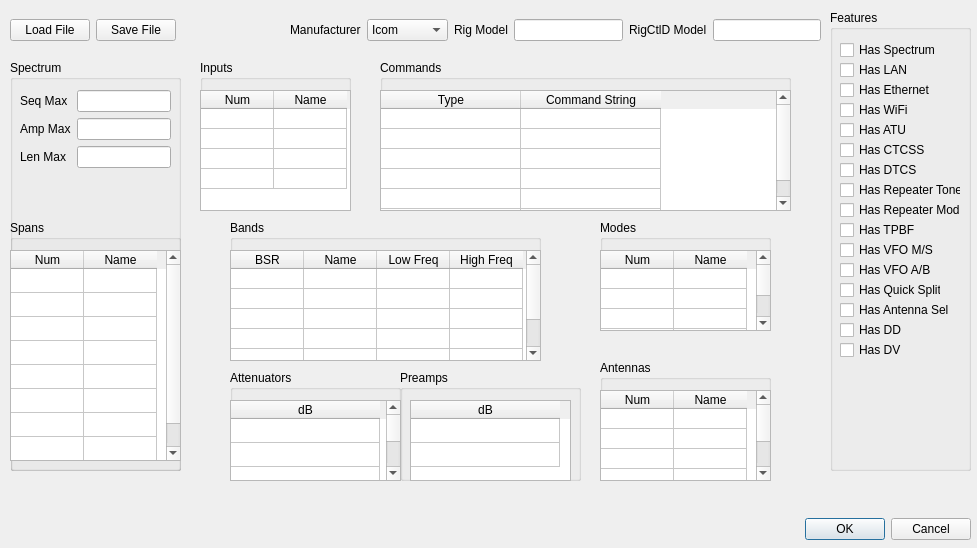
Before: the Qt Designer form rigcreator.ui in adecarolis/wfweb, drawn with Qt 5.
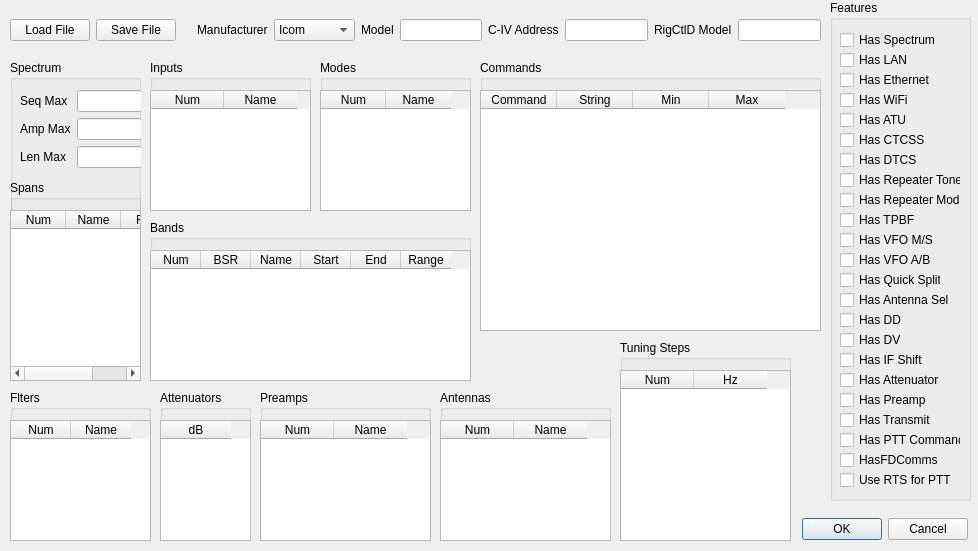
After: the same form once the commit is applied. Custom widgets are drawn as their Qt base class.

Diff of the .ui file:
```diff
--- a/rigcreator.ui
+++ b/rigcreator.ui
@@ -6,8 +6,8 @@
    <rect>
     <x>0</x>
     <y>0</y>
-    <width>977</width>
-    <height>548</height>
+    <width>978</width>
+    <height>551</height>
    </rect>
   </property>
   <property name="windowTitle">
@@ -16,26 +16,13 @@
   <widget class="QWidget" name="horizontalLayoutWidget">
    <property name="geometry">
     <rect>
-     <x>10</x>
+     <x>800</x>
      <y>509</y>
-     <width>961</width>
+     <width>171</width>
      <height>41</height>
     </rect>
    </property>
    <layout class="QHBoxLayout" name="horizontalLayout">
-    <item>
-     <spacer name="horizontalSpacer">
-      <property name="orientation">
-       <enum>Qt::Horizontal</enum>
-      </property>
-      <property name="sizeHint" stdset="0">
-       <size>
-        <width>40</width>
-        <height>20</height>
-       </size>
-      </property>
-     </spacer>
-    </item>
     <item>
      <widget class="QDialogButtonBox" name="buttonBox">
       <property name="sizePolicy">
@@ -67,7 +54,7 @@
     <item>
      <layout class="QHBoxLayout" name="horizontalLayout_2">
       <item>
-       <widget class="QPushButton" name="loadFIle">
+       <widget class="QPushButton" name="loadFile">
         <property name="text">
          <string>Load File</string>
         </property>
@@ -122,13 +109,23 @@
       <item>
        <widget class="QLabel" name="label">
         <property name="text">
-         <string>Rig Model</string>
+         <string>Model</string>
         </property>
        </widget>
       </item>
       <item>
        <widget class="QLineEdit" name="model"/>
       </item>
+      <item>
+       <widget class="QLabel" name="label_7">
+        <property name="text">
+         <string>C-IV Address</string>
+        </property>
+       </widget>
+      </item>
+      <item>
+       <widget class="QLineEdit" name="civAddress"/>
+      </item>
       <item>
        <widget class="QLabel" name="label_2">
         <property name="text">
@@ -152,8 +149,8 @@
     <rect>
      <x>10</x>
      <y>60</y>
-     <width>171</width>
-     <height>411</height>
+     <width>131</width>
+     <height>321</height>
     </rect>
    </property>
    <property name="title">
@@ -164,8 +161,8 @@
      <rect>
       <x>10</x>
       <y>30</y>
-      <width>151</width>
-      <height>111</height>
+      <width>122</width>
+      <height>91</height>
      </rect>
     </property>
     <layout class="QFormLayout" name="formLayout_2">
@@ -217,9 +214,9 @@
     <property name="geometry">
      <rect>
       <x>0</x>
-      <y>160</y>
-      <width>171</width>
-      <height>251</height>
+      <y>120</y>
+      <width>131</width>
+      <height>201</height>
      </rect>
     </property>
     <property name="title">
@@ -230,8 +227,8 @@
       <rect>
        <x>0</x>
        <y>30</y>
-       <width>171</width>
-       <height>211</height>
+       <width>131</width>
+       <height>171</height>
       </rect>
      </property>
      <property name="sizePolicy">
@@ -241,16 +238,19 @@
       </sizepolicy>
      </property>
      <property name="alternatingRowColors">
-      <bool>false</bool>
+      <bool>true</bool>
+     </property>
+     <property name="sortingEnabled">
+      <bool>true</bool>
      </property>
      <property name="rowCount">
-      <number>8</number>
+      <number>0</number>
      </property>
      <attribute name="horizontalHeaderVisible">
       <bool>true</bool>
      </attribute>
      <attribute name="horizontalHeaderDefaultSectionSize">
-      <number>73</number>
+      <number>55</number>
      </attribute>
      <attribute name="verticalHeaderVisible">
       <bool>false</bool>
@@ -261,14 +261,6 @@
      <attribute name="verticalHeaderDefaultSectionSize">
       <number>24</number>
      </attribute>
-     <row/>
-     <row/>
-     <row/>
-     <row/>
-     <row/>
-     <row/>
-     <row/>
-     <row/>
      <column>
       <property name="text">
        <string>Num</string>
@@ -279,16 +271,21 @@
        <string>Name</string>
       </property>
      </column>
+     <column>
+      <property name="text">
+       <string>Freq</string>
+      </property>
+     </column>
     </widget>
    </widget>
   </widget>
   <widget class="QGroupBox" name="groupBox_2">
    <property name="geometry">
     <rect>
-     <x>230</x>
-     <y>370</y>
-     <width>171</width>
-     <height>111</height>
+     <x>160</x>
+     <y>390</y>
+     <width>91</width>
+     <height>151</height>
     </rect>
    </property>
    <property name="title">
@@ -299,8 +296,8 @@
      <rect>
       <x>0</x>
       <y>30</y>
-      <width>171</width>
-      <height>81</height>
+      <width>91</width>
+      <height>121</height>
      </rect>
     </property>
     <property name="sizePolicy">
@@ -309,14 +306,20 @@
       <verstretch>0</verstretch>
      </sizepolicy>
     </property>
+    <property name="alternatingRowColors">
+     <bool>true</bool>
+    </property>
+    <property name="sortingEnabled">
+     <bool>true</bool>
+    </property>
     <property name="rowCount">
-     <number>4</number>
+     <number>0</number>
     </property>
     <attribute name="horizontalHeaderMinimumSectionSize">
      <number>20</number>
     </attribute>
     <attribute name="horizontalHeaderDefaultSectionSize">
-     <number>149</number>
+     <number>70</number>
     </attribute>
     <attribute name="verticalHeaderVisible">
      <bool>false</bool>
@@ -324,10 +327,6 @@
     <attribute name="verticalHeaderDefaultSectionSize">
      <number>24</number>
     </attribute>
-    <row/>
-    <row/>
-    <row/>
-    <row/>
     <column>
      <property name="text">
       <string>dB</string>
@@ -338,9 +337,9 @@
   <widget class="QGroupBox" name="groupBox_3">
    <property name="geometry">
     <rect>
-     <x>200</x>
+     <x>150</x>
      <y>60</y>
-     <width>151</width>
+     <width>161</width>
      <height>151</height>
     </rect>
    </property>
@@ -352,7 +351,7 @@
      <rect>
       <x>0</x>
       <y>30</y>
-      <width>151</width>
+      <width>161</width>
       <height>121</height>
      </rect>
     </property>
@@ -362,8 +361,17 @@
       <verstretch>0</verstretch>
      </sizepolicy>
     </property>
+    <property name="alternatingRowColors">
+     <bool>true</bool>
+    </property>
+    <property name="sortingEnabled">
+     <bool>true</bool>
+    </property>
     <property name="rowCount">
-     <number>4</number>
+     <number>0</number>
+    </property>
+    <property name="columnCount">
+     <number>2</number>
     </property>
     <attribute name="horizontalHeaderMinimumSectionSize">
      <number>0</number>
@@ -380,10 +388,6 @@
     <attribute name="verticalHeaderDefaultSectionSize">
      <number>20</number>
     </attribute>
-    <row/>
-    <row/>
-    <row/>
-    <row/>
     <column>
      <property name="text">
       <string>Num</string>
@@ -399,10 +403,10 @@
   <widget class="QGroupBox" name="groupBox_4">
    <property name="geometry">
     <rect>
-     <x>400</x>
-     <y>370</y>
-     <width>181</width>
-     <height>111</height>
+     <x>260</x>
+     <y>390</y>
+     <width>171</width>
+     <height>151</height>
     </rect>
    </property>
    <property name="title">
@@ -411,10 +415,10 @@
    <widget class="tableWidget" name="preamps">
     <property name="geometry">
      <rect>
-      <x>10</x>
+      <x>0</x>
       <y>30</y>
-      <width>161</width>
-      <height>81</height>
+      <width>171</width>
+      <height>121</height>
      </rect>
     </property>
     <property name="sizePolicy">
@@ -423,14 +427,20 @@
       <verstretch>0</verstretch>
      </sizepolicy>
     </property>
+    <property name="alternatingRowColors">
+     <bool>true</bool>
+    </property>
+    <property name="sortingEnabled">
+     <bool>true</bool>
+    </property>
     <property name="rowCount">
-     <number>2</number>
+     <number>0</number>
     </property>
     <attribute name="horizontalHeaderMinimumSectionSize">
      <number>0</number>
     </attribute>
     <attribute name="horizontalHeaderDefaultSectionSize">
-     <number>149</number>
+     <number>73</number>
     </attribute>
     <attribute name="verticalHeaderVisible">
      <bool>false</bool>
@@ -441,11 +451,14 @@
     <attribute name="verticalHeaderDefaultSectionSize">
      <number>24</number>
     </attribute>
-    <row/>
-    <row/>
     <column>
      <property name="text">
-      <string>dB</string>
+      <string>Num</string>
+     </property>
+    </column>
+    <column>
+     <property name="text">
+      <string>Name</string>
      </property>
     </column>
    </widget>
@@ -453,10 +466,10 @@
   <widget class="QGroupBox" name="groupBox_5">
    <property name="geometry">
     <rect>
-     <x>230</x>
+     <x>150</x>
      <y>220</y>
-     <width>311</width>
-     <height>141</height>
+     <width>321</width>
+     <height>161</height>
     </rect>
    </property>
    <property name="title">
@@ -467,8 +480,8 @@
      <rect>
       <x>0</x>
       <y>30</y>
-      <width>311</width>
-      <height>111</height>
+      <width>321</width>
+      <height>131</height>
      </rect>
     </property>
     <property name="sizePolicy">
@@ -477,8 +490,14 @@
       <verstretch>0</verstretch>
      </sizepolicy>
     </property>
+    <property name="alternatingRowColors">
+     <bool>true</bool>
+    </property>
+    <property name="sortingEnabled">
+     <bool>true</bool>
+    </property>
     <property name="rowCount">
-     <number>6</number>
+     <number>0</number>
     </property>
     <attribute name="horizontalHeaderCascadingSectionResizes">
      <bool>false</bool>
@@ -487,7 +506,7 @@
      <number>0</number>
     </attribute>
     <attribute name="horizontalHeaderDefaultSectionSize">
-     <number>73</number>
+     <number>50</number>
     </attribute>
     <attribute name="verticalHeaderVisible">
      <bool>false</bool>
@@ -498,12 +517,11 @@
     <attribute name="verticalHeaderDefaultSectionSize">
      <number>20</number>
     </attribute>
-    <row/>
-    <row/>
-    <row/>
-    <row/>
-    <row/>
-    <row/>
+    <column>
+     <property name="text">
+      <string>Num</string>
+     </property>
+    </column>
     <column>
      <property name="text">
       <string>BSR</string>
@@ -516,12 +534,17 @@
     </column>
     <column>
      <property name="text">
-      <string>Low Freq</string>
+      <string>Start</string>
      </property>
     </column>
     <column>
      <property name="text">
-      <string>High Freq</string>
+      <string>End</string>
+     </property>
+    </column>
+    <column>
+     <property name="text">
+      <string>Range</string>
      </property>
     </column>
    </widget>
@@ -529,22 +552,22 @@
   <widget class="QGroupBox" name="groupBox_6">
    <property name="geometry">
     <rect>
-     <x>600</x>
-     <y>220</y>
-     <width>171</width>
-     <height>111</height>
+     <x>320</x>
+     <y>60</y>
+     <width>151</width>
+     <height>151</height>
     </rect>
    </property>
    <property name="title">
     <string>Modes</string>
    </property>
-   <widget class="QTableWidget" name="modes">
+   <widget class="tableWidget" name="modes">
     <property name="geometry">
      <rect>
       <x>0</x>
       <y>30</y>
-      <width>171</width>
-      <height>81</height>
+      <width>151</width>
+      <height>121</height>
      </rect>
     </property>
     <property name="sizePolicy">
@@ -553,14 +576,20 @@
       <verstretch>0</verstretch>
      </sizepolicy>
     </property>
+    <property name="alternatingRowColors">
+     <bool>true</bool>
+    </property>
+    <property name="sortingEnabled">
+     <bool>true</bool>
+    </property>
     <property name="rowCount">
-     <number>5</number>
+     <number>0</number>
     </property>
     <attribute name="horizontalHeaderMinimumSectionSize">
      <number>0</number>
     </attribute>
     <attribute name="horizontalHeaderDefaultSectionSize">
-     <number>73</number>
+     <number>65</number>
     </attribute>
     <attribute name="verticalHeaderVisible">
      <bool>false</bool>
@@ -571,11 +600,6 @@
     <attribute name="verticalHeaderDefaultSectionSize">
      <number>20</number>
     </attribute>
-    <row/>
-    <row/>
-    <row/>
-    <row/>
-    <row/>
     <column>
      <property name="text">
       <string>Num</string>
@@ -587,262 +611,14 @@
      </property>
     </column>
    </widget>
-   <widget class="QGroupBox" name="groupBox_13">
-    <property name="geometry">
-     <rect>
-      <x>70</x>
-      <y>110</y>
-      <width>171</width>
-      <height>111</height>
-     </rect>
-    </property>
-    <property name="title">
-     <string>Modes</string>
-    </property>
-    <widget class="QTableWidget" name="modes_5">
-     <property name="geometry">
-      <rect>
-       <x>0</x>
-       <y>30</y>
-       <width>171</width>
-       <height>81</height>
-      </rect>
-     </property>
-     <property name="sizePolicy">
-      <sizepolicy hsizetype="Minimum" vsizetype="Minimum">
-       <horstretch>0</horstretch>
-       <verstretch>0</verstretch>
-      </sizepolicy>
-     </property>
-     <property name="rowCount">
-      <number>5</number>
-     </property>
-     <attribute name="horizontalHeaderMinimumSectionSize">
-      <number>0</number>
-     </attribute>
-     <attribute name="horizontalHeaderDefaultSectionSize">
-      <number>73</number>
-     </attribute>
-     <attribute name="verticalHeaderVisible">
-      <bool>false</bool>
-     </attribute>
-     <attribute name="verticalHeaderMinimumSectionSize">
-      <number>0</number>
-     </attribute>
-     <attribute name="verticalHeaderDefaultSectionSize">
-      <number>20</number>
-     </attribute>
-     <row/>
-     <row/>
-     <row/>
-     <row/>
-     <row/>
-     <column>
-      <property name="text">
-       <string>Num</string>
-      </property>
-     </column>
-     <column>
-      <property name="text">
-       <string>Name</string>
-      </property>
-     </column>
-    </widget>
-    <widget class="QGroupBox" name="groupBox_14">
-     <property name="geometry">
-      <rect>
-       <x>100</x>
-       <y>80</y>
-       <width>171</width>
-       <height>111</height>
-      </rect>
-     </property>
-     <property name="title">
-      <string>Modes</string>
-     </property>
-     <widget class="QTableWidget" name="modes_6">
-      <property name="geometry">
-       <rect>
-        <x>0</x>
-        <y>30</y>
-        <width>171</width>
-        <height>81</height>
-       </rect>
-      </property>
-      <property name="sizePolicy">
-       <sizepolicy hsizetype="Minimum" vsizetype="Minimum">
-        <horstretch>0</horstretch>
-        <verstretch>0</verstretch>
-       </sizepolicy>
-      </property>
-      <property name="rowCount">
-       <number>5</number>
-      </property>
-      <attribute name="horizontalHeaderMinimumSectionSize">
-       <number>0</number>
-      </attribute>
-      <attribute name="horizontalHeaderDefaultSectionSize">
-       <number>73</number>
-      </attribute>
-      <attribute name="verticalHeaderVisible">
-       <bool>false</bool>
-      </attribute>
-      <attribute name="verticalHeaderMinimumSectionSize">
-       <number>0</number>
-      </attribute>
-      <attribute name="verticalHeaderDefaultSectionSize">
-       <number>20</number>
-      </attribute>
-      <row/>
-      <row/>
-      <row/>
-      <row/>
-      <row/>
-      <column>
-       <property name="text">
-        <string>Num</string>
-       </property>
-      </column>
-      <column>
-       <property name="text">
-        <string>Name</string>
-       </property>
-      </column>
-     </widget>
-    </widget>
-    <widget class="QGroupBox" name="groupBox_15">
-     <property name="geometry">
-      <rect>
-       <x>80</x>
-       <y>80</y>
-       <width>171</width>
-       <height>111</height>
-      </rect>
-     </property>
-     <property name="title">
-      <string>Modes</string>
-     </property>
-     <widget class="QTableWidget" name="modes_7">
-      <property name="geometry">
-       <rect>
-        <x>0</x>
-        <y>30</y>
-        <width>171</width>
-        <height>81</height>
-       </rect>
-      </property>
-      <property name="sizePolicy">
-       <sizepolicy hsizetype="Minimum" vsizetype="Minimum">
-        <horstretch>0</horstretch>
-        <verstretch>0</verstretch>
-       </sizepolicy>
-      </property>
-      <property name="rowCount">
-       <number>5</number>
-      </property>
-      <attribute name="horizontalHeaderMinimumSectionSize">
-       <number>0</number>
-      </attribute>
-      <attribute name="horizontalHeaderDefaultSectionSize">
-       <number>73</number>
-      </attribute>
-      <attribute name="verticalHeaderVisible">
-       <bool>false</bool>
-      </attribute>
-      <attribute name="verticalHeaderMinimumSectionSize">
-       <number>0</number>
-      </attribute>
-      <attribute name="verticalHeaderDefaultSectionSize">
-       <number>20</number>
-      </attribute>
-      <row/>
-      <row/>
-      <row/>
-      <row/>
-      <row/>
-      <column>
-       <property name="text">
-        <string>Num</string>
-       </property>
-      </column>
-      <column>
-       <property name="text">
-        <string>Name</string>
-       </property>
-      </column>
-     </widget>
-     <widget class="QGroupBox" name="groupBox_16">
-      <property name="geometry">
-       <rect>
-        <x>100</x>
-        <y>80</y>
-        <width>171</width>
-        <height>111</height>
-       </rect>
-      </property>
-      <property name="title">
-       <string>Modes</string>
-      </property>
-      <widget class="QTableWidget" name="modes_8">
-       <property name="geometry">
-        <rect>
-         <x>0</x>
-         <y>30</y>
-         <width>171</width>
-         <height>81</height>
-        </rect>
-       </property>
-       <property name="sizePolicy">
-        <sizepolicy hsizetype="Minimum" vsizetype="Minimum">
-         <horstretch>0</horstretch>
-         <verstretch>0</verstretch>
-        </sizepolicy>
-       </property>
-       <property name="rowCount">
-        <number>5</number>
-       </property>
-       <attribute name="horizontalHeaderMinimumSectionSize">
-        <number>0</number>
-       </attribute>
-       <attribute name="horizontalHeaderDefaultSectionSize">
-        <number>73</number>
-       </attribute>
-       <attribute name="verticalHeaderVisible">
-        <bool>false</bool>
-       </attribute>
-       <attribute name="verticalHeaderMinimumSectionSize">
-        <number>0</number>
-       </attribute>
-       <attribute name="verticalHeaderDefaultSectionSize">
-        <number>20</number>
-       </attribute>
-       <row/>
-       <row/>
-       <row/>
-       <row/>
-       <row/>
-       <column>
-        <property name="text">
-         <string>Num</string>
-        </property>
-       </column>
-       <column>
-        <property name="text">
-         <string>Name</string>
-        </property>
-       </column>
-      </widget>
-     </widget>
-    </widget>
-   </widget>
   </widget>
   <widget class="QGroupBox" name="groupBox_8">
    <property name="geometry">
     <rect>
-     <x>380</x>
+     <x>480</x>
      <y>60</y>
-     <width>411</width>
-     <height>151</height>
+     <width>341</width>
+     <height>271</height>
     </rect>
    </property>
    <property name="title">
@@ -853,8 +629,8 @@
      <rect>
       <x>0</x>
       <y>30</y>
-      <width>411</width>
-      <height>121</height>
+      <width>341</width>
+      <height>241</height>
      </rect>
     </property>
     <property name="sizePolicy">
@@ -863,8 +639,17 @@
       <verstretch>0</verstretch>
      </sizepolicy>
     </property>
+    <property name="alternatingRowColors">
+     <bool>true</bool>
+    </property>
+    <property name="sortingEnabled">
+     <bool>true</bool>
+    </property>
     <property name="rowCount">
-     <number>6</number>
+     <number>0</number>
+    </property>
+    <property name="columnCount">
+     <number>4</number>
     </property>
     <attribute name="horizontalHeaderCascadingSectionResizes">
      <bool>false</bool>
@@ -873,7 +658,7 @@
      <number>0</number>
     </attribute>
     <attribute name="horizontalHeaderDefaultSectionSize">
-     <number>140</number>
+     <number>76</number>
     </attribute>
     <attribute name="verticalHeaderVisible">
      <bool>false</bool>
@@ -884,20 +669,24 @@
     <attribute name="verticalHeaderDefaultSectionSize">
      <number>20</number>
     </attribute>
-    <row/>
-    <row/>
-    <row/>
-    <row/>
-    <row/>
-    <row/>
     <column>
      <property name="text">
-      <string>Type</string>
+      <string>Command</string>
      </property>
     </column>
     <column>
      <property name="text">
-      <string>Command String</string>
+      <string>String</string>
+     </property>
+    </column>
+    <column>
+     <property name="text">
+      <string>Min</string>
+     </property>
+    </column>
+    <column>
+     <property name="text">
+      <string>Max</string>
      </property>
     </column>
    </widget>
@@ -906,9 +695,9 @@
    <property name="geometry">
     <rect>
      <x>830</x>
-     <y>10</y>
+     <y>0</y>
      <width>141</width>
-     <height>461</height>
+     <height>501</height>
     </rect>
    </property>
    <property name="title">
@@ -940,7 +729,7 @@
      <string>Has LAN</string>
     </property>
    </widget>
-   <widget class="QCheckBox" name="hasEtherneet">
+   <widget class="QCheckBox" name="hasEthernet">
     <property name="geometry">
      <rect>
       <x>10</x>
@@ -1122,14 +911,105 @@
      <string>Has Repeater Mode</string>
     </property>
    </widget>
+   <widget class="QCheckBox" name="hasIFShift">
+    <property name="geometry">
+     <rect>
+      <x>10</x>
+      <y>350</y>
+      <width>111</width>
+      <height>20</height>
+     </rect>
+    </property>
+    <property name="text">
+     <string>Has IF Shift</string>
+    </property>
+   </widget>
+   <widget class="QCheckBox" name="hasAttenuator">
+    <property name="geometry">
+     <rect>
+      <x>10</x>
+      <y>370</y>
+      <width>111</width>
+      <height>20</height>
+     </rect>
+    </property>
+    <property name="text">
+     <string>Has Attenuator</string>
+    </property>
+   </widget>
+   <widget class="QCheckBox" name="hasPreamp">
+    <property name="geometry">
+     <rect>
+      <x>10</x>
+      <y>390</y>
+      <width>111</width>
+      <height>20</height>
+     </rect>
+    </property>
+    <property name="text">
+     <string>Has Preamp</string>
+    </property>
+   </widget>
+   <widget class="QCheckBox" name="hasTransmit">
+    <property name="geometry">
+     <rect>
+      <x>10</x>
+      <y>410</y>
+      <width>111</width>
+      <height>20</height>
+     </rect>
+    </property>
+    <property name="text">
+     <string>Has Transmit</string>
+    </property>
+   </widget>
+   <widget class="QCheckBox" name="hasPTTCommand">
+    <property name="geometry">
+     <rect>
+      <x>10</x>
+      <y>430</y>
+      <width>121</width>
+      <height>20</height>
+     </rect>
+    </property>
+    <property name="text">
+     <string>Has PTT Command</string>
+    </property>
+   </widget>
+   <widget class="QCheckBox" name="useRTSforPTT">
+    <property name="geometry">
+     <rect>
+      <x>10</x>
+      <y>470</y>
+      <width>111</width>
+      <height>20</height>
+     </rect>
+    </property>
+    <property name="text">
+     <string>Use RTS for PTT</string>
+    </property>
+   </widget>
+   <widget class="QCheckBox" name="hasFDComms">
+    <property name="geometry">
+     <rect>
+      <x>10</x>
+      <y>450</y>
+      <width>121</width>
+      <height>20</height>
+     </rect>
+    </property>
+    <property name="text">
+     <string>HasFDComms</string>
+    </property>
+   </widget>
   </widget>
   <widget class="QGroupBox" name="groupBox_17">
    <property name="geometry">
     <rect>
-     <x>600</x>
-     <y>360</y>
+     <x>440</x>
+     <y>390</y>
      <width>171</width>
-     <height>121</height>
+     <height>151</height>
     </rect>
    </property>
    <property name="title">
@@ -1141,7 +1021,7 @@
       <x>0</x>
       <y>30</y>
       <width>171</width>
-      <height>91</height>
+      <height>121</height>
      </rect>
     </property>
     <property name="sizePolicy">
@@ -1150,8 +1030,14 @@
       <verstretch>0</verstretch>
      </sizepolicy>
     </property>
+    <property name="alternatingRowColors">
+     <bool>true</bool>
+    </property>
+    <property name="sortingEnabled">
+     <bool>true</bool>
+    </property>
     <property name="rowCount">
-     <number>5</number>
+     <number>0</number>
     </property>
     <attribute name="horizontalHeaderMinimumSectionSize">
      <number>0</number>
@@ -1168,11 +1054,129 @@
     <attribute name="verticalHeaderDefaultSectionSize">
      <number>20</number>
     </attribute>
-    <row/>
-    <row/>
-    <row/>
-    <row/>
-    <row/>
+    <column>
+     <property name="text">
+      <string>Num</string>
+     </property>
+    </column>
+    <column>
+     <property name="text">
+      <string>Name</string>
+     </property>
+    </column>
+   </widget>
+  </widget>
+  <widget class="QGroupBox" name="groupBox_10">
+   <property name="geometry">
+    <rect>
+     <x>620</x>
+     <y>340</y>
+     <width>171</width>
+     <height>201</height>
+    </rect>
+   </property>
+   <property name="title">
+    <string>Tuning Steps</string>
+   </property>
+   <widget class="tableWidget" name="tuningSteps">
+    <property name="geometry">
+     <rect>
+      <x>0</x>
+      <y>30</y>
+      <width>171</width>
+      <height>171</height>
+     </rect>
+    </property>
+    <property name="sizePolicy">
+     <sizepolicy hsizetype="Minimum" vsizetype="Minimum">
+      <horstretch>0</horstretch>
+      <verstretch>0</verstretch>
+     </sizepolicy>
+    </property>
+    <property name="alternatingRowColors">
+     <bool>true</bool>
+    </property>
+    <property name="sortingEnabled">
+     <bool>true</bool>
+    </property>
+    <property name="rowCount">
+     <number>0</number>
+    </property>
+    <attribute name="horizontalHeaderMinimumSectionSize">
+     <number>0</number>
+    </attribute>
+    <attribute name="horizontalHeaderDefaultSectionSize">
+     <number>73</number>
+    </attribute>
+    <attribute name="verticalHeaderVisible">
+     <bool>false</bool>
+    </attribute>
+    <attribute name="verticalHeaderMinimumSectionSize">
+     <number>0</number>
+    </attribute>
+    <attribute name="verticalHeaderDefaultSectionSize">
+     <number>20</number>
+    </attribute>
+    <column>
+     <property name="text">
+      <string>Num</string>
+     </property>
+    </column>
+    <column>
+     <property name="text">
+      <string>Hz</string>
+     </property>
+    </column>
+   </widget>
+  </widget>
+  <widget class="QGroupBox" name="groupBox_11">
+   <property name="geometry">
+    <rect>
+     <x>10</x>
+     <y>390</y>
+     <width>141</width>
+     <height>151</height>
+    </rect>
+   </property>
+   <property name="title">
+    <string>Flters</string>
+   </property>
+   <widget class="tableWidget" name="filters">
+    <property name="geometry">
+     <rect>
+      <x>0</x>
+      <y>30</y>
+      <width>141</width>
+      <height>121</height>
+     </rect>
+    </property>
+    <property name="sizePolicy">
+     <sizepolicy hsizetype="Minimum" vsizetype="Minimum">
+      <horstretch>0</horstretch>
+      <verstretch>0</verstretch>
+     </sizepolicy>
+    </property>
+    <property name="alternatingRowColors">
+     <bool>true</bool>
+    </property>
+    <property name="sortingEnabled">
+     <bool>true</bool>
+    </property>
+    <property name="rowCount">
+     <number>0</number>
+    </property>
+    <attribute name="horizontalHeaderMinimumSectionSize">
+     <number>20</number>
+    </attribute>
+    <attribute name="horizontalHeaderDefaultSectionSize">
+     <number>60</number>
+    </attribute>
+    <attribute name="verticalHeaderVisible">
+     <bool>false</bool>
+    </attribute>
+    <attribute name="verticalHeaderDefaultSectionSize">
+     <number>24</number>
+    </attribute>
     <column>
      <property name="text">
       <string>Num</string>
```
